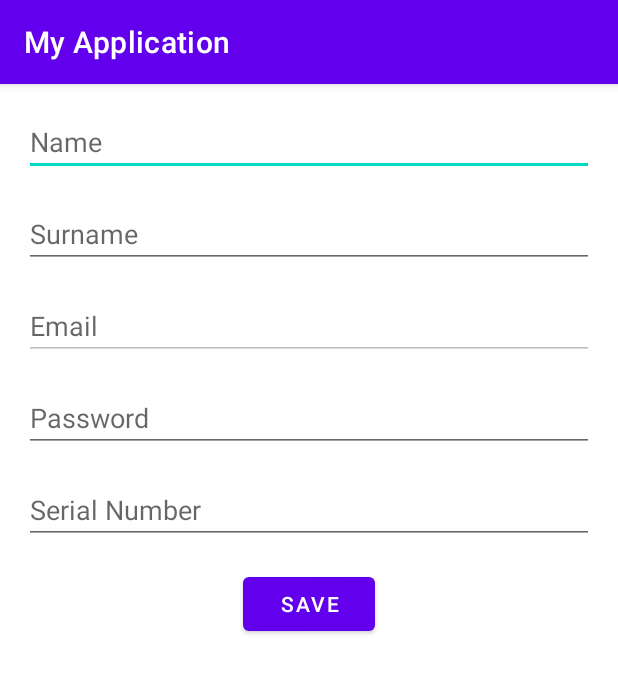
After one commit to marylinelebot/woundglassesapp, an Android app: the EditUserActivity screen opened directly, with no data from a screen before it, on a phone screen of 412 x 824 dp. The commit adds this screen. Shown: the top 673 px of the screen. Run offline under Robolectric (Android 15) with nearby library versions, the phone set to English and light mode, and no system bars; 1 statement that could not run was skipped.

Commit message:
31/01/2024

```diff
--- a/app/src/main/AndroidManifest.xml
+++ b/app/src/main/AndroidManifest.xml
@@ -26,6 +26,7 @@
         <activity android:name=".LoginActivity"></activity>
         <activity android:name=".SignUpActivity"></activity>
         <activity android:name=".ContactActivity"></activity>
+        <activity android:name=".EditUserActivity"></activity>
     </application>
 
 </manifest>
--- /dev/null
+++ b/app/src/main/java/com/example/myapplication/EditUserActivity.java
@@ -0,0 +1,80 @@
+package com.example.myapplication;
+
+import static java.sql.DriverManager.println;
+
+import android.content.Intent;
+import android.os.Bundle;
+import android.view.View;
+import android.widget.Button;
+import android.widget.EditText;
+import android.widget.Toast;
+
+import androidx.appcompat.app.AppCompatActivity;
+
+import com.example.myapplication.ui.database.DatabaseHelper;
+import com.example.myapplication.ui.database.classes.User;
+
+public class EditUserActivity extends AppCompatActivity {
+
+    private EditText nameEditText, surnameEditText, emailEditText, passwordEditText, serialnumberEditText;
+    private Button saveButton;
+    private DatabaseHelper dbHelper;
+    private User user;
+
+    @Override
+    protected void onCreate(Bundle savedInstanceState) {
+        super.onCreate(savedInstanceState);
+        setContentView(R.layout.activity_edit_user);
+
+        // Initialize UI components
+        nameEditText = findViewById(R.id.nameEditText);
+        surnameEditText = findViewById(R.id.surnameEditText);
+        emailEditText = findViewById(R.id.emailEditText);
+        passwordEditText = findViewById(R.id.passwordEditText);
+        serialnumberEditText = findViewById(R.id.serialnumberEditText);
+        saveButton = findViewById(R.id.saveButton);
+
+
+        dbHelper = new DatabaseHelper(this);
+        SessionManager sessionManager = new SessionManager(this);
+
+        // Check if a user is connected
+        if (sessionManager.isLoggedIn()) {
+            // Get user details
+            user = dbHelper.getUserbyEmail(sessionManager.getUserEmail());
+            if (user != null) {
+                // Display user details in the EditText fields
+                nameEditText.setText(user.getName());
+                surnameEditText.setText(user.getSurname());
+                emailEditText.setText(user.getEmail());
+                passwordEditText.setText(user.getPwd());
+                serialnumberEditText.setText(user.getSerialNumber());
+            } else {
+                Toast.makeText(this, "User not found", Toast.LENGTH_SHORT).show();
+                finish(); // Finish activity if user not found
+            }
+        } else {
+            Toast.makeText(this, "No logged in user", Toast.LENGTH_SHORT).show();
+            finish();
+        }
+
+        // Set OnClickListener for the save button
+        saveButton.setOnClickListener(new View.OnClickListener() {
+            @Override
+            public void onClick(View v) {
+                // Get the new user data
+                String surname = surnameEditText.getText().toString().trim();
+                String name = nameEditText.getText().toString().trim();
+                String mail = emailEditText.getText().toString().trim();
+                String password = passwordEditText.getText().toString().trim();
+                String serialnumber = serialnumberEditText.getText().toString().trim();
+
+                // Modify the user data
+                dbHelper.modifyUserData(name, surname, password, serialnumber, mail);
+
+                startActivity(new Intent(EditUserActivity.this, MainActivity.class));
+            }
+        });
+    }
+
+}
--- /dev/null
+++ b/app/src/main/res/layout/activity_edit_user.xml
@@ -0,0 +1,58 @@
+<?xml version="1.0" encoding="utf-8"?>
+<RelativeLayout xmlns:android="http://schemas.android.com/apk/res/android"
+    xmlns:tools="http://schemas.android.com/tools"
+    android:layout_width="match_parent"
+    android:layout_height="match_parent"
+    android:padding="16dp"
+    tools:ignore="MissingDefaultResource">
+
+    <EditText
+        android:id="@+id/nameEditText"
+        android:layout_width="match_parent"
+        android:layout_height="wrap_content"
+        android:hint="Name"
+        android:layout_marginBottom="16dp"/>
+
+    <EditText
+        android:id="@+id/surnameEditText"
+        android:layout_width="match_parent"
+        android:layout_height="wrap_content"
+        android:hint="Surname"
+        android:layout_below="@id/nameEditText"
+        android:layout_marginBottom="16dp"/>
+
+    <EditText
+        android:id="@+id/emailEditText"
+        android:layout_width="match_parent"
+        android:layout_height="wrap_content"
+        android:hint="Email"
+        android:layout_below="@id/surnameEditText"
+        android:layout_marginBottom="16dp"
+        android:inputType="textEmailAddress"
+        android:enabled="false"/> <!-- Disable editing of email -->
+
+    <EditText
+        android:id="@+id/passwordEditText"
+        android:layout_width="match_parent"
+        android:layout_height="wrap_content"
+        android:hint="Password"
+        android:layout_below="@id/emailEditText"
+        android:inputType="textPassword"
+        android:layout_marginBottom="16dp"/>
+
+    <EditText
+        android:id="@+id/serialnumberEditText"
+        android:layout_width="match_parent"
+        android:layout_height="wrap_content"
+        android:hint="Serial Number"
+        android:layout_below="@id/passwordEditText"
+        android:layout_marginBottom="16dp"/>
+
+    <Button
+        android:id="@+id/saveButton"
+        android:layout_width="wrap_content"
+        android:layout_height="wrap_content"
+        android:text="Save"
+        android:layout_below="@id/serialnumberEditText"
+        android:layout_centerHorizontal="true"/>
+</RelativeLayout>
```
Also changed, not shown: app/src/main/java/com/example/myapplication/ContactActivity.java (+14 -3 lines), app/src/main/java/com/example/myapplication/MainActivity.java (+15 -0 lines), app/src/main/java/com/example/myapplication/ui/database/DatabaseHelper.java (+19 -0 lines), app/src/main/java/com/example/myapplication/ui/users/UsersFragment.java (+6 -1 lines), app/src/main/res/layout/nav_header_main.xml (+9 -8 lines).
